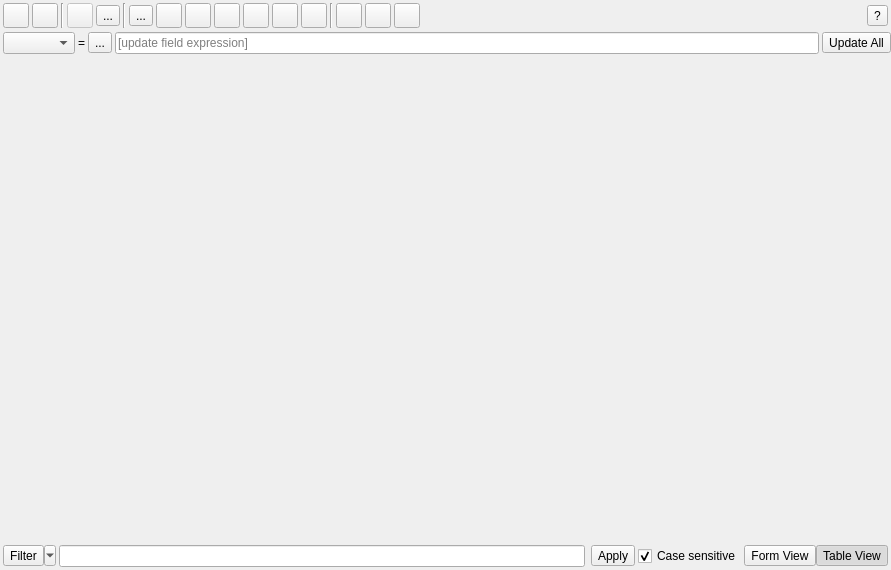
Above: src/ui/qgsattributetabledialog.ui from qgis/QGIS before the change. Below: the same form after it.
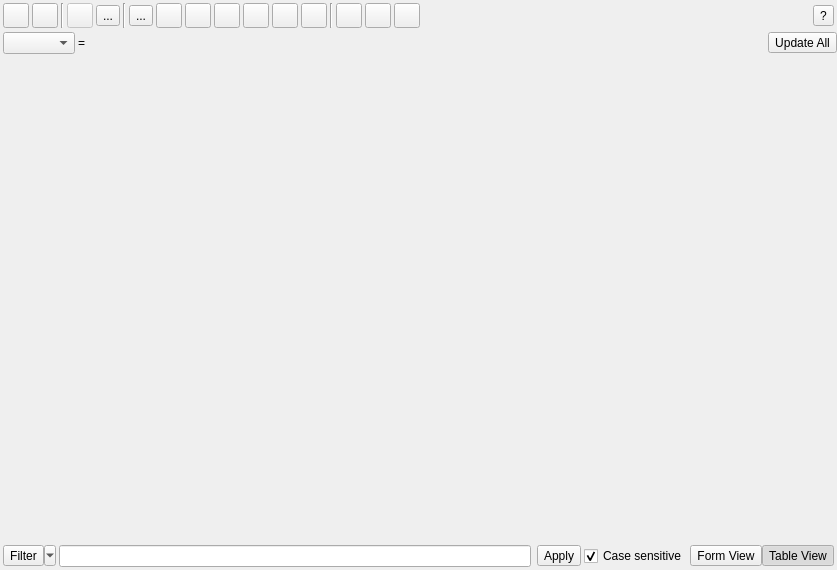
That is the form after the change. Icons and pictures are not drawn. Custom widgets are drawn as their Qt base class.

Commit message: Use expression widget for attribute table update bar

What changed in the file:
```diff
--- a/src/ui/qgsattributetabledialog.ui
+++ b/src/ui/qgsattributetabledialog.ui
@@ -6,7 +6,7 @@
    <rect>
     <x>0</x>
     <y>0</y>
-    <width>891</width>
+    <width>837</width>
     <height>570</height>
    </rect>
   </property>
@@ -570,16 +570,12 @@
        </widget>
       </item>
       <item>
-       <widget class="QToolButton" name="mOpenExpressionWidget">
-        <property name="text">
-         <string>...</string>
-        </property>
-       </widget>
-      </item>
-      <item>
-       <widget class="QLineEdit" name="mUpdateExpressionText">
-        <property name="placeholderText">
-         <string>[update field expression]</string>
+       <widget class="QgsFieldExpressionWidget" name="mUpdateExpressionText" native="true">
+        <property name="sizePolicy">
+         <sizepolicy hsizetype="MinimumExpanding" vsizetype="Preferred">
+          <horstretch>0</horstretch>
+          <verstretch>0</verstretch>
+         </sizepolicy>
         </property>
        </widget>
       </item>
@@ -671,6 +667,11 @@
    <header>qgsdualview.h</header>
    <container>1</container>
   </customwidget>
+  <customwidget>
+   <class>QgsFieldExpressionWidget</class>
+   <extends>QWidget</extends>
+   <header location="global">qgsfieldexpressionwidget.h</header>
+  </customwidget>
  </customwidgets>
  <tabstops>
   <tabstop>mRemoveSelectionButton</tabstop>
```
Left out of the diff: 6 changed lines with no effect on the pictures. The commit also changes 4 other files.
